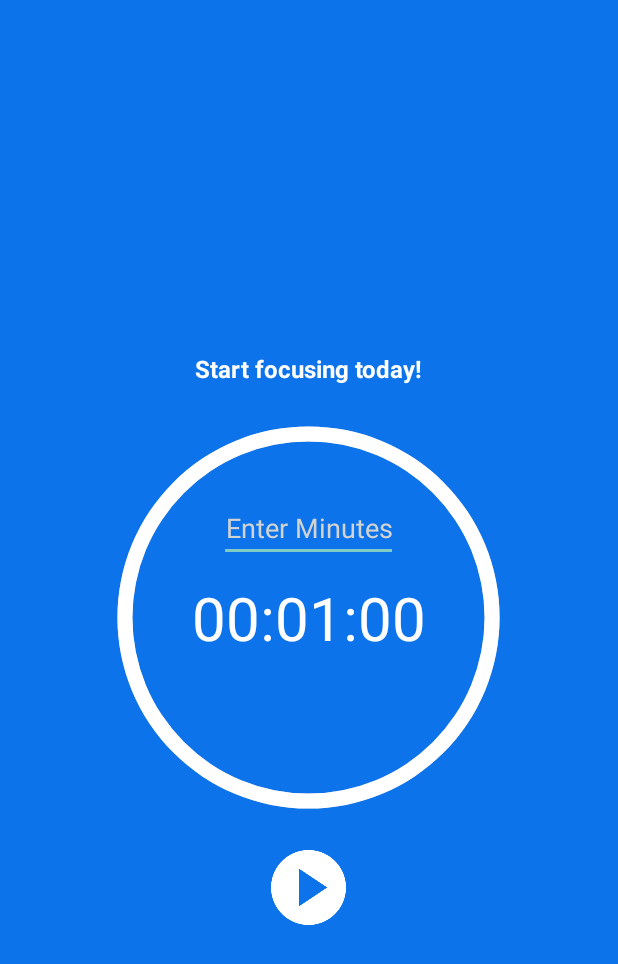
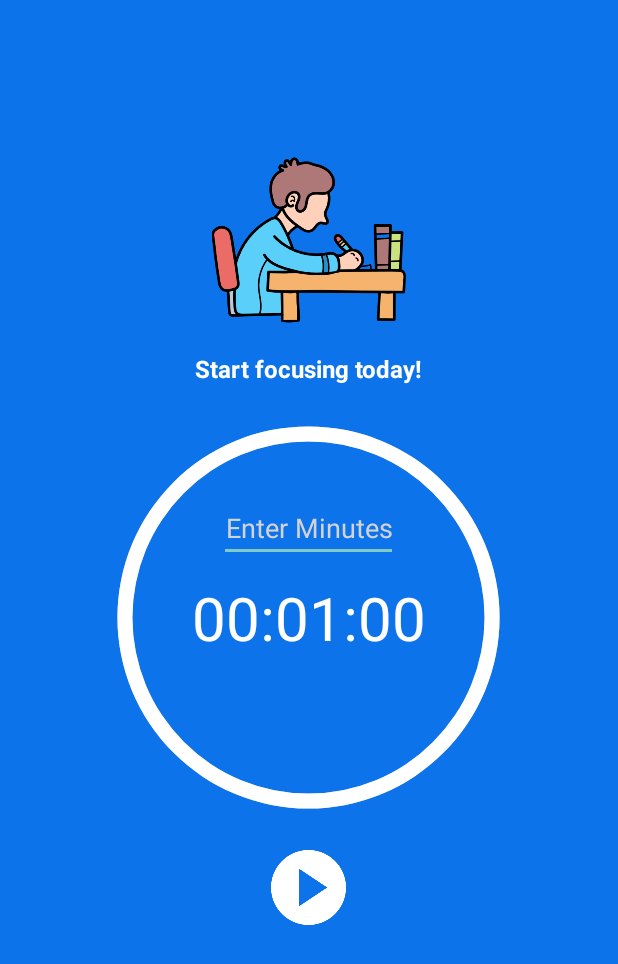
Before and after one commit to SayuriYuto/IOTSMARTSTAND, an Android app: the dashboard screen opened directly, with no data from a screen before it, on a phone screen of 412 x 824 dp. Shown: the top 964 px of the screen. Run offline under Robolectric (Android 15) with nearby library versions, the phone set to English and light mode, and no system bars.

Commit message:
Dashboard Updates to UI

```diff
--- a/app/src/main/res/layout/activity_dashboard.xml
+++ b/app/src/main/res/layout/activity_dashboard.xml
@@ -1,22 +1,25 @@
 <?xml version="1.0" encoding="utf-8"?>
     <RelativeLayout xmlns:android="http://schemas.android.com/apk/res/android"
+        xmlns:app="http://schemas.android.com/apk/res-auto"
         android:id="@+id/activity_main"
         android:layout_width="match_parent"
         android:layout_height="match_parent"
         android:background="#0C73EB">
 
     <TextView
+        android:id="@+id/text1"
         android:layout_width="wrap_content"
         android:layout_height="wrap_content"
         android:layout_above="@+id/progressBarCircle"
+        android:layout_marginTop="10dp"
         android:layout_centerInParent="true"
         android:layout_marginBottom="20dp"
         android:fontFamily="sans-serif"
         android:text="Start focusing today!"
-
         android:textColor="@color/white"
         android:textSize="16sp"
-        android:textStyle="bold" />
+        android:textStyle="bold"
+        />
 
 
     <ProgressBar
@@ -78,4 +81,12 @@
         android:layout_centerHorizontal="true"
         android:layout_marginTop="20dp"
         android:src="@drawable/icon_start" />
-    </RelativeLayout>
+
+    <ImageView
+        android:id="@+id/imageView3"
+        android:layout_width="151dp"
+        android:layout_height="129dp"
+        android:layout_above="@+id/text1"
+        android:layout_centerInParent="true"
+        app:srcCompat="@drawable/studying" />
+</RelativeLayout>
```
Also changed, not shown: app/src/main/res/drawable/studying.png (added).
